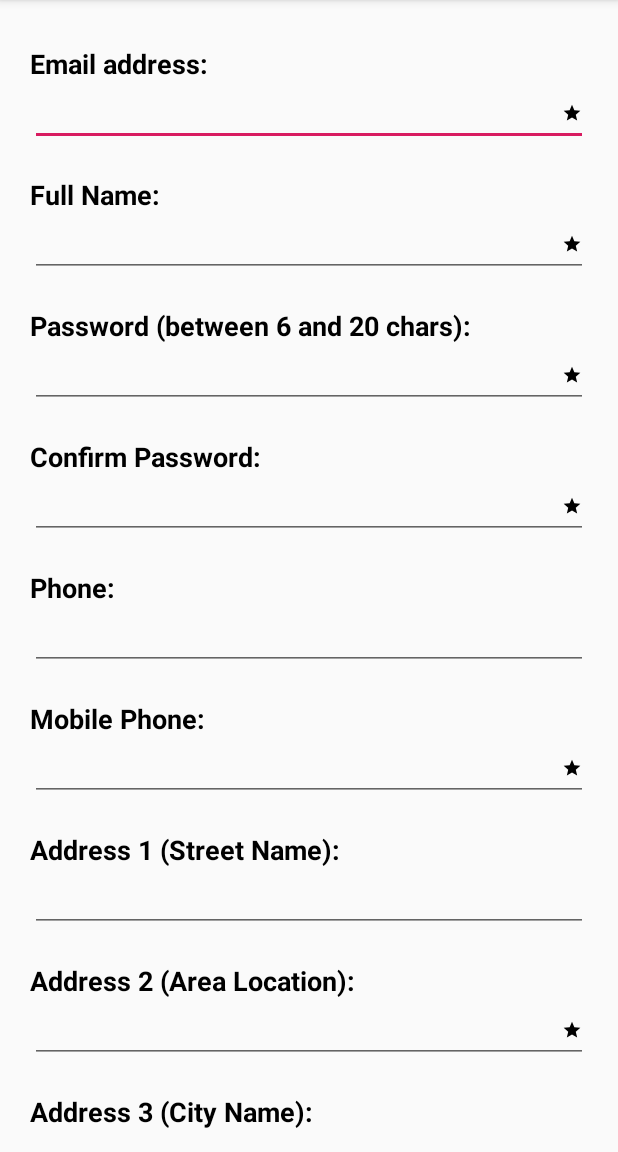
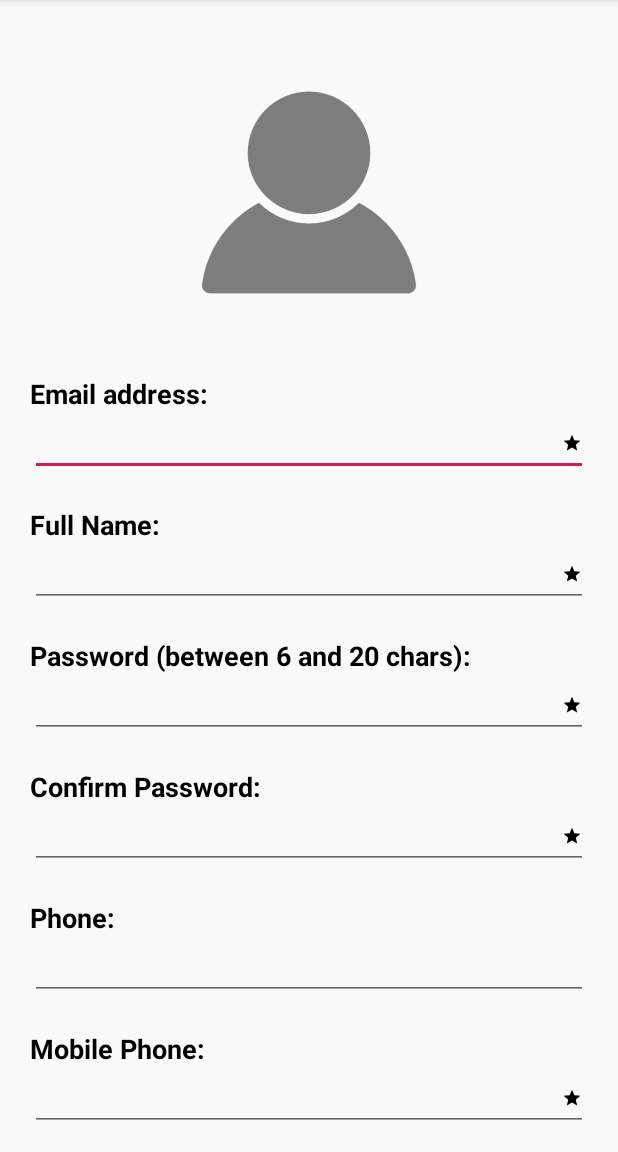
Before and after one commit to DeepakMaharjan/4th-Assignment-Hamrobazar, an Android app: the screen it shows after launch (Register), on a phone screen of 412 x 824 dp, the part 84-1236 px from its top. Run offline under Robolectric (Android 15) with nearby library versions, the phone set to English and light mode, and no system bars.

Commit message:
ImageView added in registration form.

```diff
--- a/app/src/main/res/layout/activity_register.xml
+++ b/app/src/main/res/layout/activity_register.xml
@@ -11,6 +11,17 @@
         android:layout_height="match_parent"
         android:orientation="vertical"
         android:padding="20dp">
+
+        <ImageView
+            android:id="@+id/imgProfile"
+            android:layout_width="200dp"
+            android:layout_height="200dp"
+            android:layout_marginTop="10dp"
+            android:layout_marginBottom="10dp"
+            android:layout_gravity="center"
+            android:src="@drawable/profile_icon"
+
+            />
 
         <TextView
             style="@style/textviewRegister"
```
Also changed, not shown: app/src/main/res/drawable/profile_icon.png (added).
